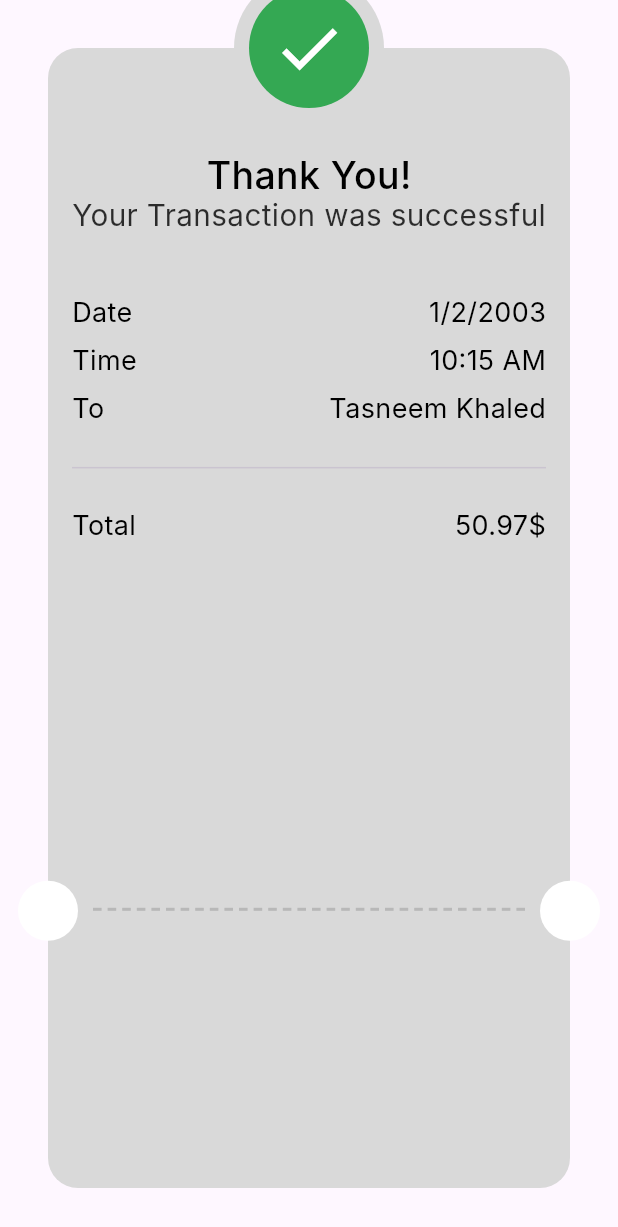
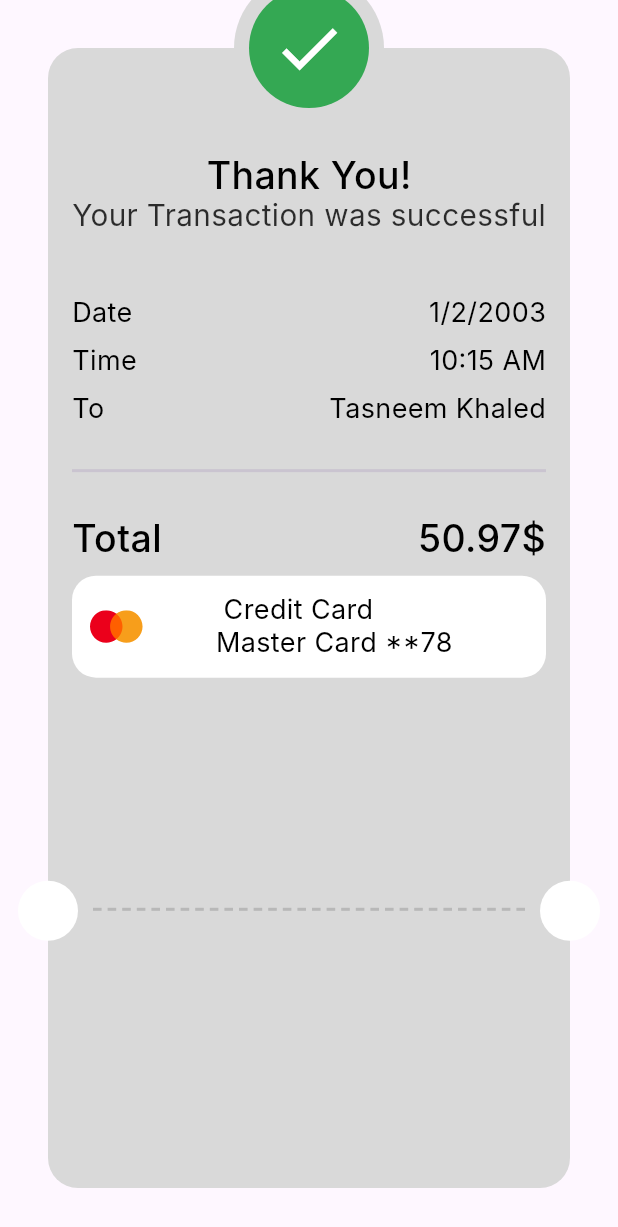
Before and after one commit to tasneemakhaled/flutter_payement_checkout, a Flutter app: the ThankYouView screen opened directly, on a phone screen of 412 x 824 dp. Shown: the top 1227 px of the screen. Run offline on Flutter 3.47's test engine with Material 3 defaults, Android fonts, the phone set to English and light mode, and no system bars; our stand-ins replace flutter_credit_card, flutter_svg; Roboto replaces fonts that are missing (Inter).

Commit message:
credit card info done

```diff
--- a/lib/Features/checkout/presentation/views/widgets/thank_you_card.dart
+++ b/lib/Features/checkout/presentation/views/widgets/thank_you_card.dart
@@ -2,6 +2,7 @@
 import 'package:flutter/material.dart';
 import 'package:flutter_payement_checkout/Features/checkout/presentation/views/widgets/order_info_item.dart';
 import 'package:flutter_payement_checkout/core/utils/styles.dart';
+import 'package:flutter_svg/flutter_svg.dart';
 
 class ThankYouCard extends StatelessWidget {
   const ThankYouCard({
@@ -28,11 +29,31 @@ class ThankYouCard extends StatelessWidget {
               OrderInfoItem(title: 'Time', price: '10:15 AM', textStyle: Styles.style18),
               SizedBox(height: 10,),
               OrderInfoItem(title: 'To', price: 'Tasneem Khaled', textStyle: Styles.style18),
-              SizedBox(height: 20,),
-              Divider(),
-              SizedBox(height: 20,),
-              OrderInfoItem(title: 'Total', price: '50.97\$', textStyle: Styles.style18),
-               SizedBox(height: 20,),
+              Divider(height: 60,thickness: 2,),
+              OrderInfoItem(title: 'Total', price: '50.97\$', textStyle: Styles.style25),
+               SizedBox(height: 10,),
+               Container(
+
+                decoration: ShapeDecoration(
+                color: Colors.white,
+                shape: RoundedRectangleBorder(borderRadius: BorderRadiusGeometry.circular(16))),
+                  child: Padding(
+                  padding: const EdgeInsets.all(12.0),
+                  child: Row(
+
+                    children: [
+                      SvgPicture.asset('assets/images/logo.svg'),
+
+                      Column(
+                        children: [
+                        Text('Credit Card',style: Styles.style18,),
+                        Text('         Master Card **78',style: Styles.style18,),
+                      ],)
+                    ],
+                  ),
+                ),
+
+                ),
             ],),
         )
     );
```
Also changed, not shown: assets/images/logo.svg (added).
